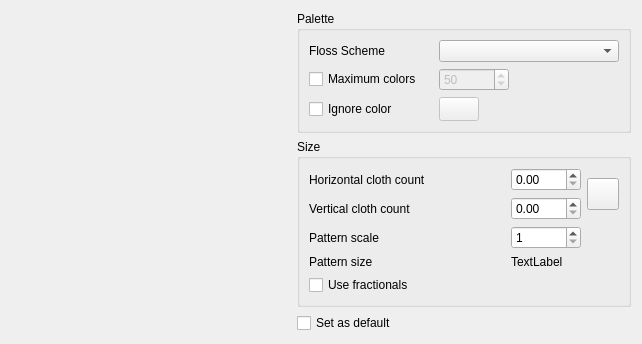
Old version of the form ui/ImportImage.ui in the repository KDE/kxstitch.
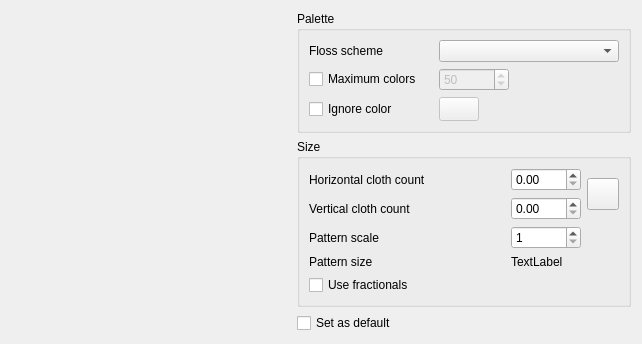
New version of the form. Custom widgets are drawn as their Qt base class.

```diff
--- a/ui/ImportImage.ui
+++ b/ui/ImportImage.ui
@@ -45,7 +45,7 @@
       <item row="0" column="0">
        <widget class="QLabel" name="label">
         <property name="text">
-         <string>Floss Scheme</string>
+         <string>Floss scheme</string>
         </property>
        </widget>
       </item>
```
Left out of the diff: 2 changed lines with no effect on the pictures.
